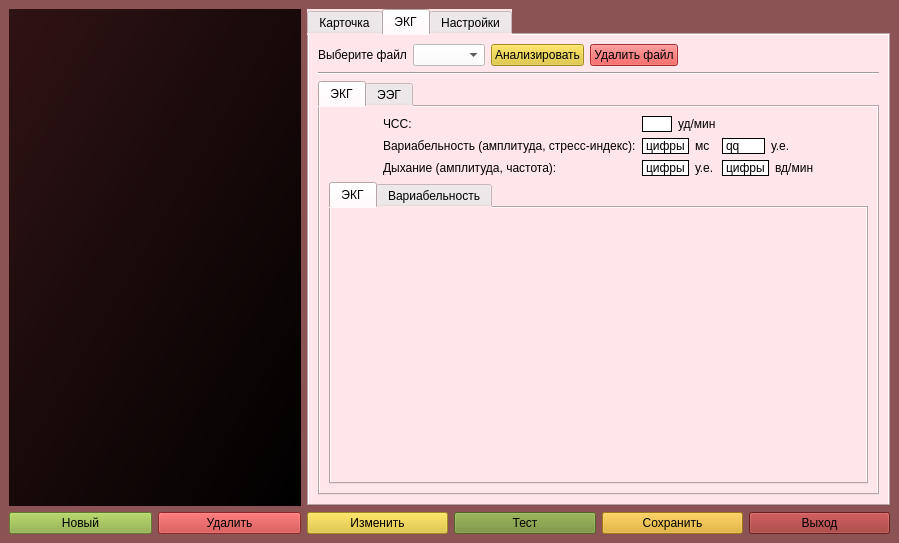
Qt form design1.ui (egorguslyan/kvantoriada) before a commit.
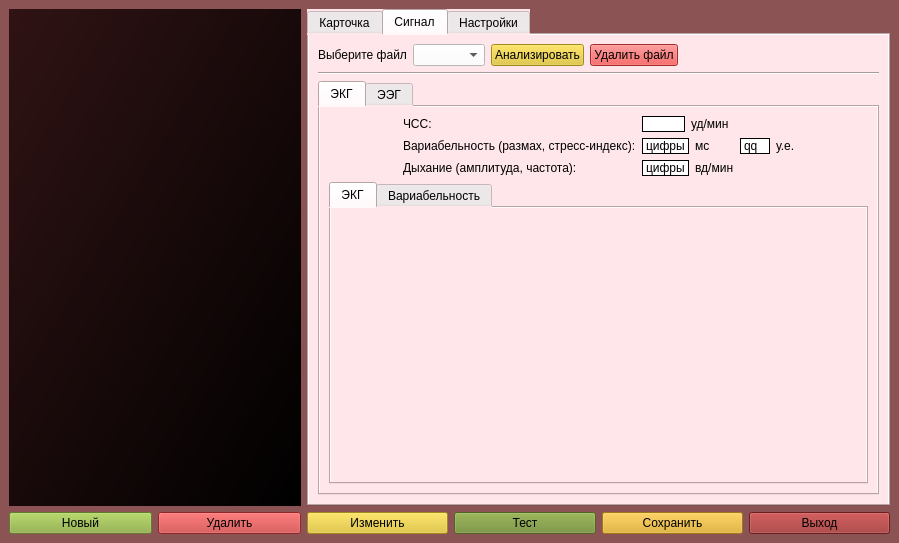
The same form after that commit. The open tabs and pages were chosen to show the change. Icons and pictures are not drawn. Custom widgets are drawn as their Qt base class.

Diff of the .ui file:
```diff
--- a/design1.ui
+++ b/design1.ui
@@ -849,7 +849,7 @@
         </widget>
         <widget class="QWidget" name="ecg">
          <attribute name="title">
-          <string>ЭКГ</string>
+          <string>Сигнал</string>
          </attribute>
          <layout class="QVBoxLayout" name="verticalLayout_3">
           <item>
@@ -1008,44 +1008,13 @@
                 <item row="1" column="1">
                  <widget class="QLabel" name="label_5">
                   <property name="text">
-                   <string>Вариабельность (амплитуда, стресс-индекс):</string>
+                   <string>Вариабельность (размах, стресс-индекс):</string>
                   </property>
                   <property name="alignment">
                    <set>Qt::AlignLeading|Qt::AlignLeft|Qt::AlignVCenter</set>
                   </property>
                  </widget>
                 </item>
-                <item row="2" column="3">
-                 <layout class="QHBoxLayout" name="horizontalLayout_14">
-                  <item>
-                   <widget class="ResultLabel" name="breathFreqLabel">
-                    <property name="minimumSize">
-                     <size>
-                      <width>30</width>
-                      <height>0</height>
-                     </size>
-                    </property>
-                    <property name="styleSheet">
-                     <string notr="true">background-color: rgb(255, 255, 255);
-border-color: rgb(0, 0, 0);</string>
-                    </property>
-                    <property name="frameShape">
-                     <enum>QFrame::Box</enum>
-                    </property>
-                    <property name="text">
-                     <string>цифры</string>
-                    </property>
-                   </widget>
-                  </item>
-                  <item>
-                   <widget class="QLabel" name="label_17">
-                    <property name="text">
-                     <string>вд/мин</string>
-                    </property>
-                   </widget>
-                  </item>
-                 </layout>
-                </item>
                 <item row="2" column="1">
                  <widget class="QLabel" name="label_6">
                   <property name="text">
@@ -1063,37 +1032,6 @@
                   </property>
                  </widget>
                 </item>
-                <item row="2" column="2">
-                 <layout class="QHBoxLayout" name="horizontalLayout_13">
-                  <item>
-                   <widget class="ResultLabel" name="breathAmplitudeLabel">
-                    <property name="minimumSize">
-                     <size>
-                      <width>30</width>
-                      <height>0</height>
-                     </size>
-                    </property>
-                    <property name="styleSheet">
-                     <string notr="true">border-color: rgb(0, 0, 0);
-background-color: rgb(255, 255, 255);</string>
-                    </property>
-                    <property name="frameShape">
-                     <enum>QFrame::Box</enum>
-                    </property>
-                    <property name="text">
-                     <string>цифры</string>
-                    </property>
-                   </widget>
-                  </item>
-                  <item>
-                   <widget class="QLabel" name="label_16">
-                    <property name="text">
-                     <string>у.е.</string>
-                    </property>
-                   </widget>
-                  </item>
-                 </layout>
-                </item>
                 <item row="1" column="2">
                  <layout class="QHBoxLayout" name="horizontalLayout_11">
                   <item>
@@ -1151,6 +1089,37 @@
                   </property>
                  </spacer>
                 </item>
+                <item row="2" column="2">
+                 <layout class="QHBoxLayout" name="horizontalLayout_14">
+                  <item>
+                   <widget class="ResultLabel" name="breathFreqLabel">
+                    <property name="minimumSize">
+                     <size>
+                      <width>30</width>
+                      <height>0</height>
+                     </size>
+                    </property>
+                    <property name="styleSheet">
+                     <string notr="true">background-color: rgb(255, 255, 255);
+border-color: rgb(0, 0, 0);</string>
+                    </property>
+                    <property name="frameShape">
+                     <enum>QFrame::Box</enum>
+                    </property>
+                    <property name="text">
+                     <string>цифры</string>
+                    </property>
+                   </widget>
+                  </item>
+                  <item>
+                   <widget class="QLabel" name="label_17">
+                    <property name="text">
+                     <string>вд/мин</string>
+                    </property>
+                   </widget>
+                  </item>
+                 </layout>
+                </item>
                </layout>
               </item>
               <item>
```
Left out of the diff: 8 changed lines with no effect on the pictures.
